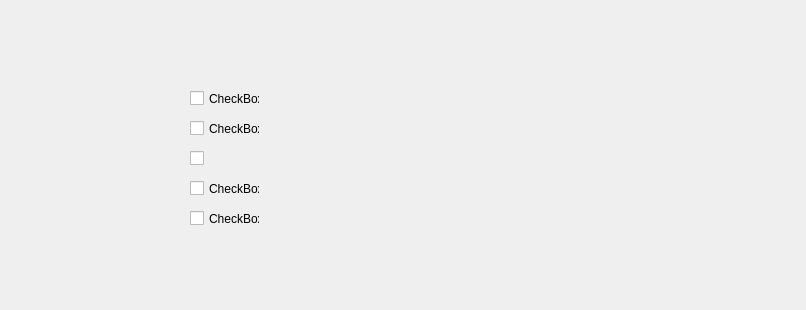
Above: proyecalan/ventana_eliminar.ui from diazalan12/proyecto before the change. Below: the same form after it.
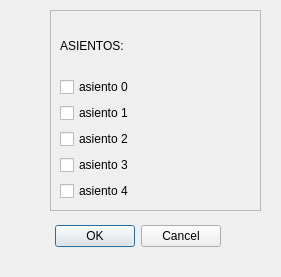
That is the form after the change.

The edit to the form file:
```diff
--- a/proyecalan/ventana_eliminar.ui
+++ b/proyecalan/ventana_eliminar.ui
@@ -6,77 +6,88 @@
    <rect>
     <x>0</x>
     <y>0</y>
-    <width>806</width>
-    <height>310</height>
+    <width>281</width>
+    <height>277</height>
    </rect>
   </property>
   <property name="windowTitle">
    <string>Dialog</string>
   </property>
-  <widget class="QCheckBox" name="disponibilidad1">
+  <widget class="QDialogButtonBox" name="buttonBox">
    <property name="geometry">
     <rect>
-     <x>190</x>
-     <y>90</y>
-     <width>70</width>
-     <height>17</height>
+     <x>50</x>
+     <y>220</y>
+     <width>171</width>
+     <height>32</height>
     </rect>
    </property>
-   <property name="text">
-    <string>CheckBox</string>
+   <property name="orientation">
+    <enum>Qt::Horizontal</enum>
    </property>
-  </widget>
-  <widget class="QCheckBox" name="disponibilidad_2">
-   <property name="geometry">
-    <rect>
-     <x>190</x>
-     <y>120</y>
-     <width>70</width>
-     <height>17</height>
-    </rect>
+   <property name="standardButtons">
+    <set>QDialogButtonBox::Cancel|QDialogButtonBox::Ok</set>
    </property>
-   <property name="text">
-    <string>CheckBox</string>
-   </property>
   </widget>
-  <widget class="QCheckBox" name="disponibilidad_1">
+  <widget class="QFrame" name="frame_3">
    <property name="geometry">
     <rect>
-     <x>190</x>
-     <y>150</y>
-     <width>70</width>
-     <height>17</height>
+     <x>50</x>
+     <y>10</y>
+     <width>211</width>
+     <height>201</height>
     </rect>
    </property>
-   <property name="text">
-    <string/>
+   <property name="frameShape">
+    <enum>QFrame::StyledPanel</enum>
    </property>
-  </widget>
-  <widget class="QCheckBox" name="disponibilidad_4">
-   <property name="geometry">
-    <rect>
-     <x>190</x>
-     <y>180</y>
-     <width>70</width>
-     <height>17</height>
-    </rect>
+   <property name="frameShadow">
+    <enum>QFrame::Raised</enum>
    </property>
-   <property name="text">
-    <string>CheckBox</string>
-   </property>
-  </widget>
-  <widget class="QCheckBox" name="disponibilidad_3">
-   <property name="geometry">
-    <rect>
-     <x>190</x>
-     <y>210</y>
-     <width>70</width>
-     <height>17</height>
-    </rect>
-   </property>
-   <property name="text">
-    <string>CheckBox</string>
-   </property>
+   <layout class="QVBoxLayout" name="verticalLayout">
+    <item>
+     <widget class="QLabel" name="label_3">
+      <property name="text">
+       <string>ASIENTOS:</string>
+      </property>
+     </widget>
+    </item>
+    <item>
+     <widget class="QCheckBox" name="disponibilidad_0">
+      <property name="text">
+       <string>asiento 0</string>
+      </property>
+     </widget>
+    </item>
+    <item>
+     <widget class="QCheckBox" name="disponibilidad_1">
+      <property name="text">
+       <string>asiento 1</string>
+      </property>
+     </widget>
+    </item>
+    <item>
+     <widget class="QCheckBox" name="disponibilidad_2">
+      <property name="text">
+       <string>asiento 2</string>
+      </property>
+     </widget>
+    </item>
+    <item>
+     <widget class="QCheckBox" name="disponibilidad_3">
+      <property name="text">
+       <string>asiento 3</string>
+      </property>
+     </widget>
+    </item>
+    <item>
+     <widget class="QCheckBox" name="disponibilidad_4">
+      <property name="text">
+       <string>asiento 4</string>
+      </property>
+     </widget>
+    </item>
+   </layout>
   </widget>
  </widget>
  <resources/>
```
Left out of the diff: 35 changed lines with no effect on the pictures.
